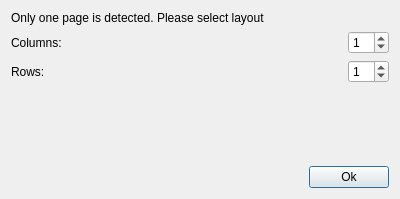
Above: pdfhandoutcrop/setpagesdialog.ui from cges30901/pdfhandoutcrop before the change. Below: the same form after it.
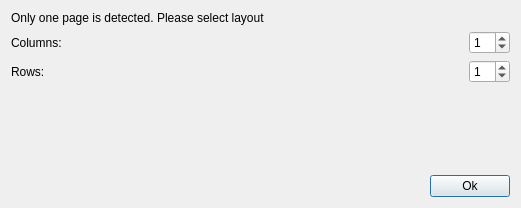
That is the form after the change.

```diff
--- a/pdfhandoutcrop/setpagesdialog.ui
+++ b/pdfhandoutcrop/setpagesdialog.ui
@@ -6,8 +6,8 @@
    <rect>
     <x>0</x>
     <y>0</y>
-    <width>400</width>
-    <height>199</height>
+    <width>521</width>
+    <height>208</height>
    </rect>
   </property>
   <property name="windowTitle">
```
Left out of the diff: 2 changed lines with no effect on the pictures.
